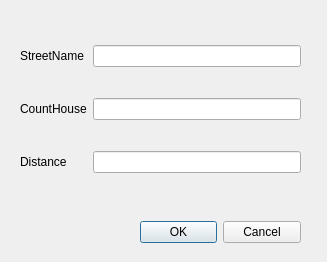
Qt form streetchangedialog.ui (pgulyaev88/elpos.manager) before a commit.
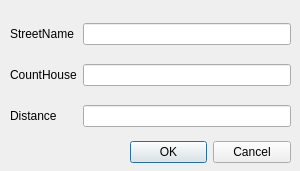
The same form after that commit.

```diff
--- a/streetchangedialog.ui
+++ b/streetchangedialog.ui
@@ -6,8 +6,8 @@
    <rect>
     <x>0</x>
     <y>0</y>
-    <width>327</width>
-    <height>262</height>
+    <width>300</width>
+    <height>171</height>
    </rect>
   </property>
   <property name="windowTitle">
@@ -16,10 +16,10 @@
   <widget class="QWidget" name="gridLayoutWidget">
    <property name="geometry">
     <rect>
-     <x>20</x>
-     <y>20</y>
+     <x>10</x>
+     <y>10</y>
      <width>281</width>
-     <height>181</height>
+     <height>131</height>
     </rect>
    </property>
    <layout class="QGridLayout" name="gridLayout">
@@ -58,8 +58,8 @@
   <widget class="QDialogButtonBox" name="streetChangeButtonBox">
    <property name="geometry">
     <rect>
-     <x>140</x>
-     <y>220</y>
+     <x>130</x>
+     <y>140</y>
      <width>161</width>
      <height>25</height>
     </rect>
```
